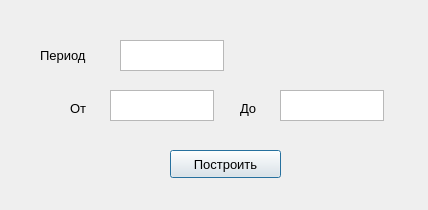
Qt form ui/saw_dialod.ui (FroggyKwa/SignalAnalyzer) before a commit.
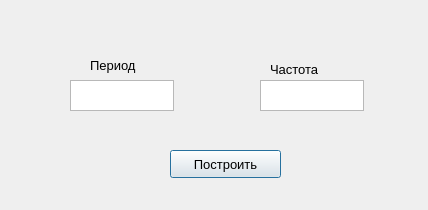
The same form after that commit.

Diff of the .ui file:
```diff
--- a/ui/saw_dialod.ui
+++ b/ui/saw_dialod.ui
@@ -25,90 +25,6 @@
   <property name="windowTitle">
    <string>Dialog</string>
   </property>
-  <widget class="QLabel" name="label_5">
-   <property name="geometry">
-    <rect>
-     <x>70</x>
-     <y>100</y>
-     <width>21</width>
-     <height>16</height>
-    </rect>
-   </property>
-   <property name="font">
-    <font>
-     <pointsize>10</pointsize>
-    </font>
-   </property>
-   <property name="text">
-    <string>От</string>
-   </property>
-  </widget>
-  <widget class="QTextEdit" name="start">
-   <property name="geometry">
-    <rect>
-     <x>110</x>
-     <y>90</y>
-     <width>104</width>
-     <height>31</height>
-    </rect>
-   </property>
-  </widget>
-  <widget class="QLabel" name="label_6">
-   <property name="geometry">
-    <rect>
-     <x>240</x>
-     <y>100</y>
-     <width>21</width>
-     <height>16</height>
-    </rect>
-   </property>
-   <property name="font">
-    <font>
-     <pointsize>10</pointsize>
-    </font>
-   </property>
-   <property name="text">
-    <string>До</string>
-   </property>
-  </widget>
-  <widget class="QTextEdit" name="l">
-   <property name="geometry">
-    <rect>
-     <x>120</x>
-     <y>40</y>
-     <width>104</width>
-     <height>31</height>
-    </rect>
-   </property>
-  </widget>
-  <widget class="QLabel" name="label">
-   <property name="geometry">
-    <rect>
-     <x>40</x>
-     <y>40</y>
-     <width>71</width>
-     <height>31</height>
-    </rect>
-   </property>
-   <property name="font">
-    <font>
-     <pointsize>10</pointsize>
-    </font>
-   </property>
-   <property name="text">
-    <string>Период</string>
-   </property>
-  </widget>
-  <widget class="QTextEdit" name="end">
-   <property name="geometry">
-    <rect>
-     <x>280</x>
-     <y>90</y>
-     <width>104</width>
-     <height>31</height>
-    </rect>
-   </property>
-  </widget>
   <widget class="QPushButton" name="build_plot_button">
    <property name="enabled">
     <bool>true</bool>
@@ -130,6 +46,67 @@
     <string>Построить</string>
    </property>
   </widget>
+  <widget class="QLabel" name="label_4">
+   <property name="geometry">
+    <rect>
+     <x>270</x>
+     <y>60</y>
+     <width>66</width>
+     <height>18</height>
+    </rect>
+   </property>
+   <property name="font">
+    <font>
+     <pointsize>10</pointsize>
+    </font>
+   </property>
+   <property name="text">
+    <string>Частота</string>
+   </property>
+  </widget>
+  <widget class="QPlainTextEdit" name="frequency_text_edit">
+   <property name="geometry">
+    <rect>
+     <x>260</x>
+     <y>80</y>
+     <width>104</width>
+     <height>31</height>
+    </rect>
+   </property>
+   <property name="font">
+    <font>
+     <pointsize>10</pointsize>
+    </font>
+   </property>
+  </widget>
+  <widget class="QLabel" name="label">
+   <property name="geometry">
+    <rect>
+     <x>90</x>
+     <y>50</y>
+     <width>71</width>
+     <height>31</height>
+    </rect>
+   </property>
+   <property name="font">
+    <font>
+     <pointsize>10</pointsize>
+    </font>
+   </property>
+   <property name="text">
+    <string>Период</string>
+   </property>
+  </widget>
+  <widget class="QTextEdit" name="l">
+   <property name="geometry">
+    <rect>
+     <x>70</x>
+     <y>80</y>
+     <width>104</width>
+     <height>31</height>
+    </rect>
+   </property>
+  </widget>
  </widget>
  <resources/>
  <connections/>
```
